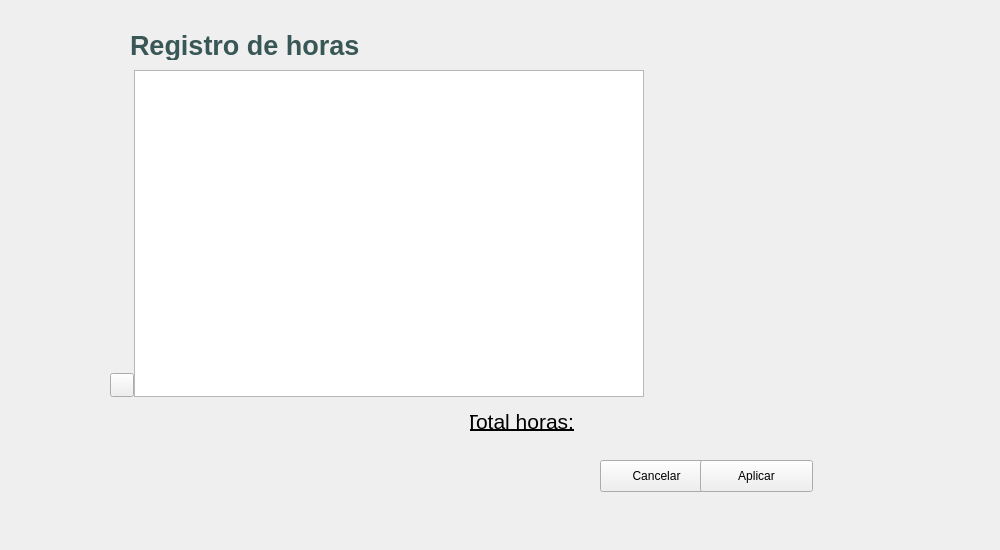
Above: src/forms/casehoursview.ui from damaro05/LawFirmPlatform before the change. Below: the same form after it.
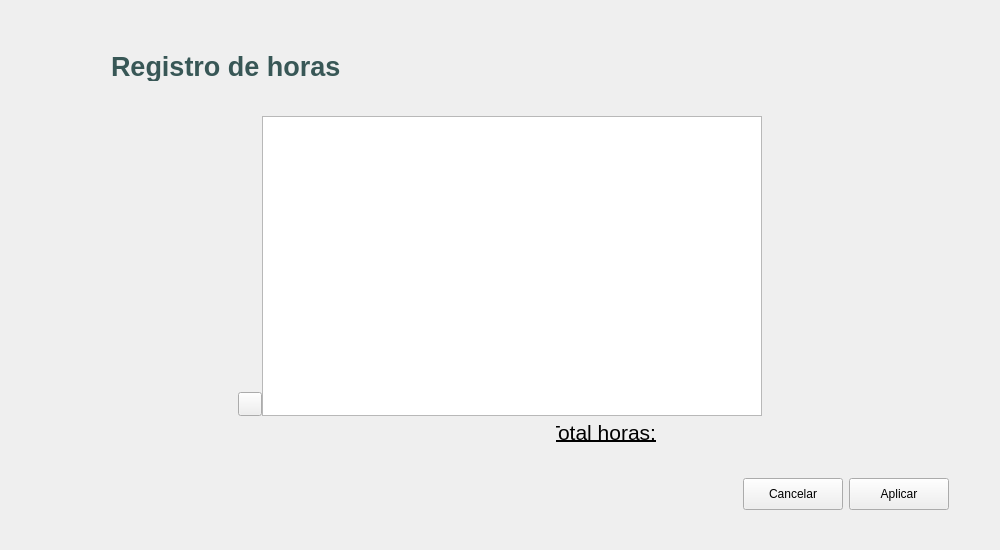
That is the form after the change. Icons and pictures are not drawn.

Commit message: CaseDocView with Sfilter and 'añadir documento' button, listviewtemplate with searchfilter methods, clientview and casedocview simplified

```diff
--- a/src/forms/casehoursview.ui
+++ b/src/forms/casehoursview.ui
@@ -13,76 +13,27 @@
   <property name="windowTitle">
    <string>Form</string>
   </property>
-  <widget class="QLabel" name="labelTitle">
-   <property name="geometry">
-    <rect>
-     <x>130</x>
-     <y>30</y>
-     <width>250</width>
-     <height>30</height>
-    </rect>
-   </property>
-   <property name="minimumSize">
+  <layout class="QGridLayout" name="gridLayout">
+   <item row="1" column="0">
+    <layout class="QVBoxLayout" name="verticalLayout_5">
+     <item>
+      <layout class="QHBoxLayout" name="horizontalLayout_7">
+       <item>
+        <spacer name="horizontalSpacer_4">
+         <property name="orientation">
+          <enum>Qt::Horizontal</enum>
+         </property>
+         <property name="sizeHint" stdset="0">
     <size>
-     <width>250</width>
-     <height>30</height>
-    </size>
-   </property>
-   <property name="maximumSize">
-    <size>
-     <width>16777215</width>
-     <height>30</height>
-    </size>
-   </property>
-   <property name="font">
-    <font>
-     <pointsize>20</pointsize>
-     <weight>75</weight>
-     <bold>true</bold>
-    </font>
-   </property>
-   <property name="styleSheet">
-    <string notr="true">color: rgb(56,87,86);</string>
-   </property>
-   <property name="text">
-    <string>Registro de horas</string>
-   </property>
-  </widget>
-  <widget class="QPushButton" name="pushBtnRevert">
-   <property name="geometry">
-    <rect>
-     <x>600</x>
-     <y>460</y>
-     <width>113</width>
-     <height>32</height>
-    </rect>
-   </property>
-   <property name="text">
-    <string>Cancelar</string>
-   </property>
-  </widget>
-  <widget class="QPushButton" name="pushBtnSubmit">
-   <property name="geometry">
-    <rect>
-     <x>700</x>
-     <y>460</y>
-     <width>113</width>
-     <height>32</height>
-    </rect>
-   </property>
-   <property name="text">
-    <string>Aplicar</string>
-   </property>
-  </widget>
-  <widget class="QWidget" name="layoutWidget">
-   <property name="geometry">
-    <rect>
-     <x>110</x>
-     <y>70</y>
-     <width>534</width>
-     <height>327</height>
-    </rect>
-   </property>
+           <width>40</width>
+           <height>20</height>
+          </size>
+         </property>
+        </spacer>
+       </item>
+       <item>
+        <layout class="QVBoxLayout" name="verticalLayout_2">
+         <item>
    <layout class="QHBoxLayout" name="horizontalLayout">
     <property name="spacing">
      <number>0</number>
@@ -156,16 +107,23 @@
      </widget>
     </item>
    </layout>
-  </widget>
-  <widget class="QWidget" name="layoutWidget">
-   <property name="geometry">
-    <rect>
-     <x>470</x>
-     <y>410</y>
-     <width>260</width>
-     <height>22</height>
-    </rect>
-   </property>
+         </item>
+         <item>
+          <layout class="QHBoxLayout" name="horizontalLayout_3">
+           <item>
+            <spacer name="horizontalSpacer">
+             <property name="orientation">
+              <enum>Qt::Horizontal</enum>
+             </property>
+             <property name="sizeHint" stdset="0">
+              <size>
+               <width>40</width>
+               <height>20</height>
+              </size>
+             </property>
+            </spacer>
+           </item>
+           <item>
    <layout class="QHBoxLayout" name="horizontalLayout_2">
     <item>
      <widget class="QLabel" name="labelTotalHours">
@@ -175,6 +133,12 @@
         <height>20</height>
        </size>
       </property>
+               <property name="maximumSize">
+                <size>
+                 <width>100</width>
+                 <height>20</height>
+                </size>
+               </property>
       <property name="font">
        <font>
         <pointsize>16</pointsize>
@@ -193,7 +157,13 @@
      <widget class="QLabel" name="labelSumTotalHours">
       <property name="minimumSize">
        <size>
-        <width>150</width>
+                 <width>100</width>
+                 <height>20</height>
+                </size>
+               </property>
+               <property name="maximumSize">
+                <size>
+                 <width>100</width>
         <height>20</height>
        </size>
       </property>
@@ -203,16 +173,248 @@
         <underline>true</underline>
        </font>
       </property>
-      <property name="styleSheet">
-       <string notr="true"/>
-      </property>
       <property name="text">
        <string/>
       </property>
+               <property name="alignment">
+                <set>Qt::AlignLeading|Qt::AlignLeft|Qt::AlignVCenter</set>
+               </property>
      </widget>
     </item>
    </layout>
-  </widget>
+           </item>
+          </layout>
+         </item>
+        </layout>
+       </item>
+       <item>
+        <spacer name="horizontalSpacer_5">
+         <property name="orientation">
+          <enum>Qt::Horizontal</enum>
+         </property>
+         <property name="sizeHint" stdset="0">
+          <size>
+           <width>40</width>
+           <height>20</height>
+          </size>
+         </property>
+        </spacer>
+       </item>
+      </layout>
+     </item>
+     <item>
+      <spacer name="verticalSpacer_4">
+       <property name="orientation">
+        <enum>Qt::Vertical</enum>
+       </property>
+       <property name="sizeHint" stdset="0">
+        <size>
+         <width>20</width>
+         <height>40</height>
+        </size>
+       </property>
+      </spacer>
+     </item>
+    </layout>
+   </item>
+   <item row="0" column="0">
+    <layout class="QVBoxLayout" name="verticalLayout_3">
+     <item>
+      <spacer name="verticalSpacer_2">
+       <property name="orientation">
+        <enum>Qt::Vertical</enum>
+       </property>
+       <property name="sizeType">
+        <enum>QSizePolicy::Minimum</enum>
+       </property>
+       <property name="sizeHint" stdset="0">
+        <size>
+         <width>20</width>
+         <height>40</height>
+        </size>
+       </property>
+      </spacer>
+     </item>
+     <item>
+      <layout class="QHBoxLayout" name="horizontalLayout_4">
+       <item>
+        <spacer name="horizontalSpacer_2">
+         <property name="orientation">
+          <enum>Qt::Horizontal</enum>
+         </property>
+         <property name="sizeType">
+          <enum>QSizePolicy::Minimum</enum>
+         </property>
+         <property name="sizeHint" stdset="0">
+          <size>
+           <width>100</width>
+           <height>20</height>
+          </size>
+         </property>
+        </spacer>
+       </item>
+       <item>
+        <widget class="QLabel" name="labelTitle">
+         <property name="minimumSize">
+          <size>
+           <width>250</width>
+           <height>30</height>
+          </size>
+         </property>
+         <property name="maximumSize">
+          <size>
+           <width>16777215</width>
+           <height>30</height>
+          </size>
+         </property>
+         <property name="font">
+          <font>
+           <pointsize>20</pointsize>
+           <weight>75</weight>
+           <bold>true</bold>
+          </font>
+         </property>
+         <property name="styleSheet">
+          <string notr="true">color: rgb(56,87,86);</string>
+         </property>
+         <property name="text">
+          <string>Registro de horas</string>
+         </property>
+        </widget>
+       </item>
+       <item>
+        <spacer name="horizontalSpacer_3">
+         <property name="orientation">
+          <enum>Qt::Horizontal</enum>
+         </property>
+         <property name="sizeHint" stdset="0">
+          <size>
+           <width>40</width>
+           <height>20</height>
+          </size>
+         </property>
+        </spacer>
+       </item>
+      </layout>
+     </item>
+     <item>
+      <spacer name="verticalSpacer_3">
+       <property name="orientation">
+        <enum>Qt::Vertical</enum>
+       </property>
+       <property name="sizeHint" stdset="0">
+        <size>
+         <width>20</width>
+         <height>40</height>
+        </size>
+       </property>
+      </spacer>
+     </item>
+    </layout>
+   </item>
+   <item row="2" column="0">
+    <layout class="QVBoxLayout" name="verticalLayout_4">
+     <item>
+      <layout class="QHBoxLayout" name="horizontalLayout_6">
+       <item>
+        <spacer name="horizontalSpacer_6">
+         <property name="orientation">
+          <enum>Qt::Horizontal</enum>
+         </property>
+         <property name="sizeHint" stdset="0">
+          <size>
+           <width>40</width>
+           <height>20</height>
+          </size>
+         </property>
+        </spacer>
+       </item>
+       <item>
+        <layout class="QHBoxLayout" name="horizontalLayout_5">
+         <item>
+          <widget class="QPushButton" name="pushBtnRevert">
+           <property name="minimumSize">
+            <size>
+             <width>100</width>
+             <height>32</height>
+            </size>
+           </property>
+           <property name="text">
+            <string>Cancelar</string>
+           </property>
+          </widget>
+         </item>
+         <item>
+          <widget class="QPushButton" name="pushBtnSubmit">
+           <property name="minimumSize">
+            <size>
+             <width>100</width>
+             <height>32</height>
+            </size>
+           </property>
+           <property name="text">
+            <string>Aplicar</string>
+           </property>
+          </widget>
+         </item>
+        </layout>
+       </item>
+       <item>
+        <spacer name="horizontalSpacer_7">
+         <property name="orientation">
+          <enum>Qt::Horizontal</enum>
+         </property>
+         <property name="sizeType">
+          <enum>QSizePolicy::Minimum</enum>
+         </property>
+         <property name="sizeHint" stdset="0">
+          <size>
+           <width>40</width>
+           <height>20</height>
+          </size>
+         </property>
+        </spacer>
+       </item>
+      </layout>
+     </item>
+     <item>
+      <spacer name="verticalSpacer_6">
+       <property name="orientation">
+        <enum>Qt::Vertical</enum>
+       </property>
+       <property name="sizeType">
+        <enum>QSizePolicy::Expanding</enum>
+       </property>
+       <property name="sizeHint" stdset="0">
+        <size>
+         <width>20</width>
+         <height>40</height>
+        </size>
+       </property>
+      </spacer>
+     </item>
+    </layout>
+   </item>
+  </layout>
+  <zorder>labelTitle</zorder>
+  <zorder>pushBtnRevert</zorder>
+  <zorder>pushBtnSubmit</zorder>
+  <zorder>layoutWidget</zorder>
+  <zorder>layoutWidget</zorder>
+  <zorder>horizontalSpacer</zorder>
+  <zorder>horizontalSpacer_2</zorder>
+  <zorder>verticalSpacer_2</zorder>
+  <zorder>horizontalSpacer_3</zorder>
+  <zorder>verticalSpacer_3</zorder>
+  <zorder>tableView</zorder>
+  <zorder>horizontalSpacer_4</zorder>
+  <zorder>horizontalSpacer_5</zorder>
+  <zorder>verticalSpacer_4</zorder>
+  <zorder>horizontalSpacer_6</zorder>
+  <zorder>horizontalSpacer_7</zorder>
+  <zorder>verticalSpacer_5</zorder>
+  <zorder>verticalSpacer_6</zorder>
+  <zorder></zorder>
  </widget>
  <resources>
   <include location="../../media.qrc"/>
```
Lines whose indentation alone changed are shown as unchanged. The commit also changes 18 other files.
